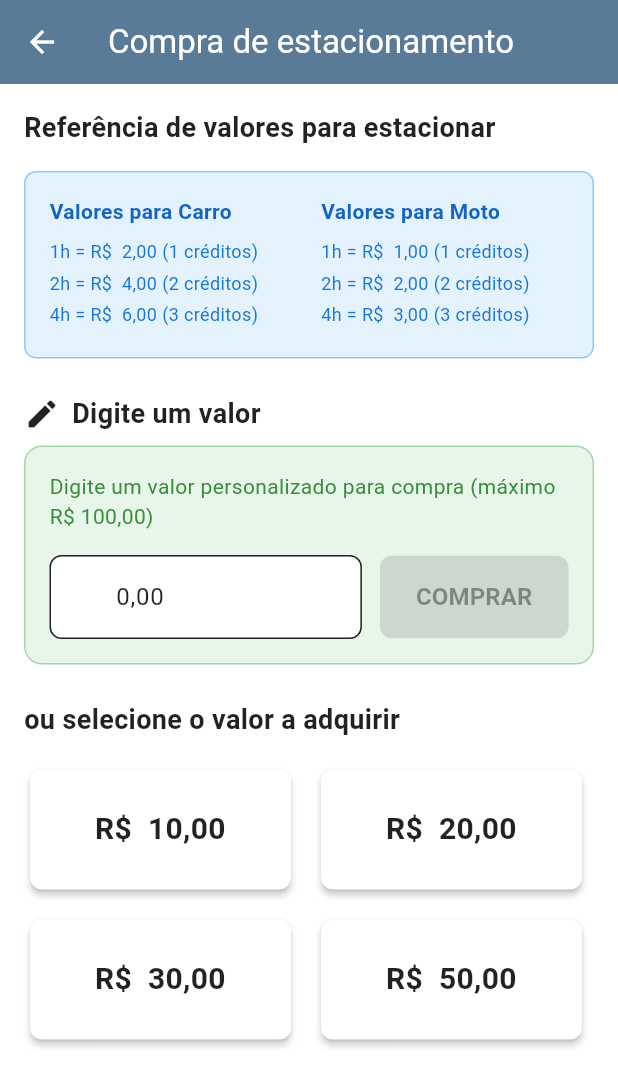
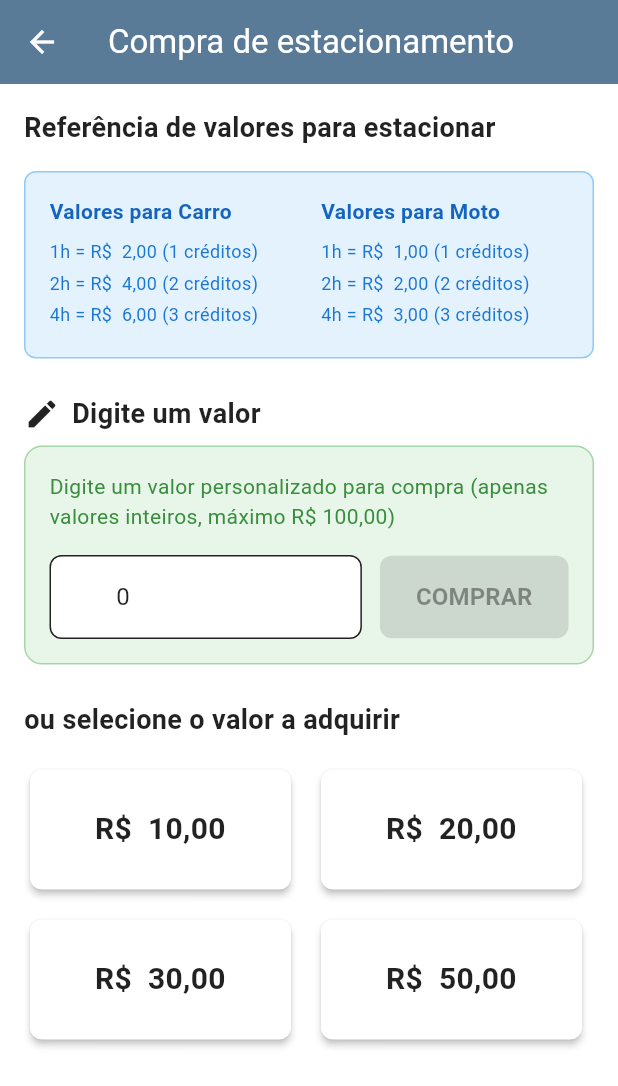
Before and after one commit to rdtecnologia/rotativo, a Flutter app: the ChooseValueScreen screen opened directly, on a phone screen of 412 x 824 dp. Shown: the top 1086 px of the screen. Run offline on Flutter 3.47's test engine with Material 3 defaults, Android fonts, the phone set to English and light mode, and no system bars; our stand-ins replace dio, flutter_form_builder, flutter_riverpod, flutter_secure_storage, fluttertoast, form_builder_validators and 5 more; missing offline and left inert: syncfusion_flutter_pdfviewer; accounts and stored records are empty.

Commit message:
Update ChooseValueScreen to enforce integer input for custom purchase values
- Changed input validation to accept only integer values between R$ 1,00 and R$ 100,00.
- Updated UI messages and input field settings to reflect the new validation rules.
- Enhanced user feedback for valid and invalid input scenarios, improving overall user experience.

```diff
--- a/lib/screens/purchase/choose_value_screen.dart
+++ b/lib/screens/purchase/choose_value_screen.dart
@@ -49,11 +49,11 @@ class _ChooseValueScreenState extends ConsumerState<ChooseValueScreen> {
       return;
     }
 
-    final value = double.tryParse(text);
-    if (value != null && value > 0 && value <= 100.0) {
+    final value = int.tryParse(text);
+    if (value != null && value >= 1 && value <= 100) {
       setState(() {
         _isCustomValueValid = true;
-        _customValue = value;
+        _customValue = value.toDouble();
       });
     } else {
       setState(() {
@@ -188,7 +188,7 @@ class _ChooseValueScreenState extends ConsumerState<ChooseValueScreen> {
           // ),
           //const SizedBox(height: 12),
           Text(
-            'Digite um valor personalizado para compra (máximo R\$ 100,00)',
+            'Digite um valor personalizado para compra (apenas valores inteiros, máximo R\$ 100,00)',
             style: TextStyle(
               fontSize: 14,
               color: Colors.green.shade700,
@@ -203,14 +203,12 @@ class _ChooseValueScreenState extends ConsumerState<ChooseValueScreen> {
                 child: TextFormField(
                   controller: _customValueController,
                   focusNode: _customValueFocusNode,
-                  keyboardType:
-                      const TextInputType.numberWithOptions(decimal: true),
+                  keyboardType: TextInputType.number,
                   inputFormatters: [
-                    FilteringTextInputFormatter.allow(
-                        RegExp(r'^\d*\.?\d{0,2}')),
+                    FilteringTextInputFormatter.allow(RegExp(r'^\d+$')),
                   ],
                   decoration: InputDecoration(
-                    hintText: '0,00',
+                    hintText: '0',
                     prefixText: 'R\$ ',
                     border: OutlineInputBorder(
                       borderRadius: BorderRadius.circular(8),
@@ -288,7 +286,7 @@ class _ChooseValueScreenState extends ConsumerState<ChooseValueScreen> {
                   child: Text(
                     _isCustomValueValid
                         ? 'Valor válido! Clique em COMPRAR para continuar.'
-                        : 'Valor deve ser maior que R\$ 0,00 e menor ou igual a R\$ 100,00',
+                        : 'Valor deve ser um número inteiro entre R\$ 1,00 e R\$ 100,00',
                     style: TextStyle(
                       fontSize: 12,
                       color: _isCustomValueValid ? Colors.green : Colors.red,
```
